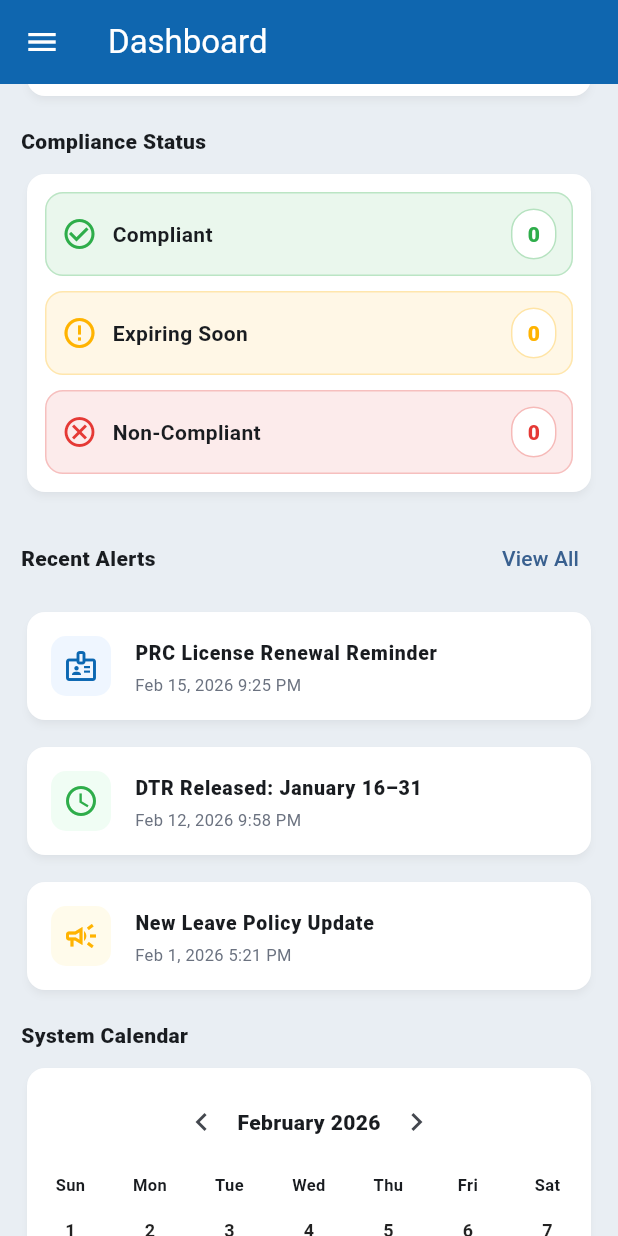
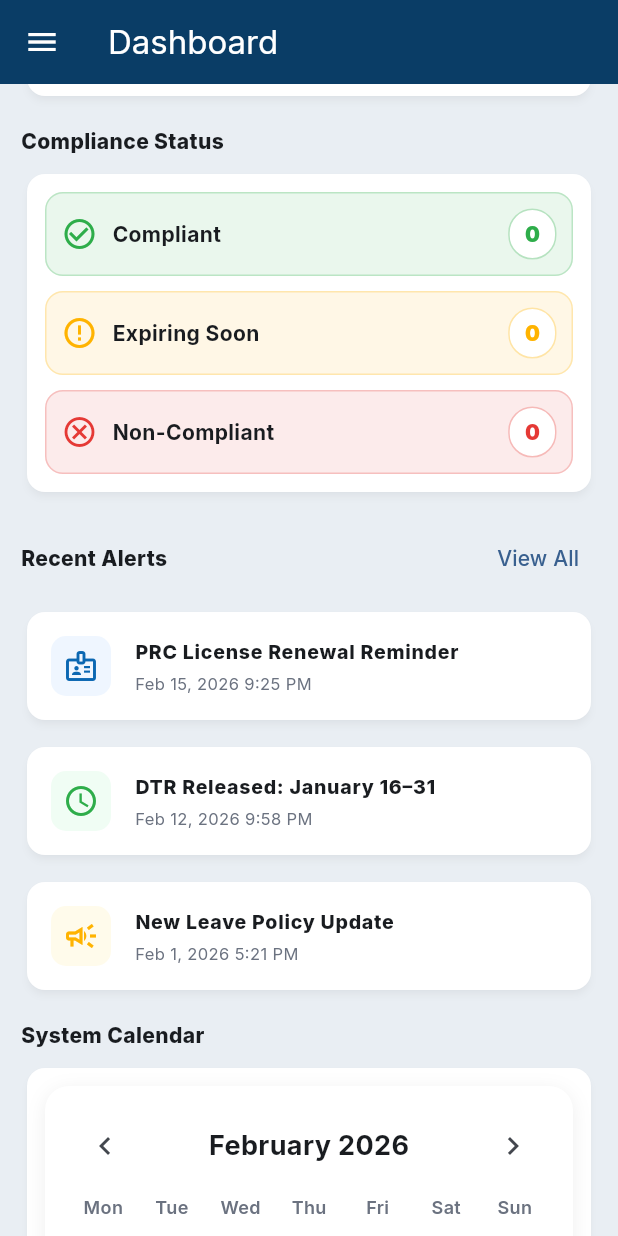
Before and after one commit to yanji0-0/nuhris_mobile_app, a Flutter app: the screen it shows after launch, scrolled down 576 dp, after a tap on the "chevron left" icon, on a phone screen of 412 x 824 dp. Run offline on Flutter 3.47's test engine with Material 3 defaults, Android fonts, the phone set to English and light mode, and no system bars; our stand-ins replace google_fonts, image_cropper, image_picker.

Commit message:
new changes

```diff
--- a/lib/main.dart
+++ b/lib/main.dart
@@ -3,4 +3,6 @@ import 'app.dart';
 
 void main() {
   runApp(const NuhrisEmployeeApp());
+
+
 }
--- a/lib/screens/account_screen.dart
+++ b/lib/screens/account_screen.dart
@@ -286,7 +286,7 @@ class _AccountScreenState extends State<AccountScreen> {
                       ),
                       const SizedBox(height: 8),
                       const Text(
-                        'Ian Isan Martinez',
+                        'Ian Isaac Martinez',
                         style: TextStyle(
                           fontWeight: FontWeight.w800,
                           fontSize: 24,
@@ -320,7 +320,7 @@ class _AccountScreenState extends State<AccountScreen> {
                   const Text(
                     'Profile Information',
                     style: TextStyle(
-                      fontSize: 30,
+                      fontSize: 25,
                       fontWeight: FontWeight.w800,
                     ),
                   ),
--- a/lib/screens/credential_upload_screen.dart
+++ b/lib/screens/credential_upload_screen.dart
@@ -104,7 +104,7 @@ class _CredentialUploadScreenState extends State<CredentialUploadScreen> {
                   children: [
                     const Text(
                       'Profile Information',
-                      style: TextStyle(fontSize: 26, fontWeight: FontWeight.w800),
+                      style: TextStyle(fontSize: 25, fontWeight: FontWeight.w800),
                     ),
                     const SizedBox(height: 14),
 
--- a/lib/screens/dashboard_screen.dart
+++ b/lib/screens/dashboard_screen.dart
@@ -2,6 +2,7 @@ import 'package:flutter/material.dart';
 import '../navigation/app_nav.dart';
 import '../theme/app_theme.dart';
 import '../widgets/app_drawer.dart';
+import '../widgets/dashboard_calendar.dart';
 import '../widgets/section_title.dart';
 import '../widgets/summary_card.dart';
 
@@ -152,20 +153,18 @@ class DashboardScreen extends StatelessWidget {
                 padding: const EdgeInsets.all(12),
                 child: Column(
                   crossAxisAlignment: CrossAxisAlignment.start,
-                  children: const [
-                    _MiniCalendarHeader(monthLabel: 'February 2026'),
-                    SizedBox(height: 10),
-                    _MiniCalendarGrid(),
-                    SizedBox(height: 12),
-                    Text('UPCOMING EVENTS', style: TextStyle(fontSize: 12, fontWeight: FontWeight.w800, color: AppColors.mutedText)),
-                    SizedBox(height: 10),
-                    _EventRow(color: AppColors.orange, title: 'EDSA People Power Anniversary', subtitle: 'Feb 25, 2026'),
-                    SizedBox(height: 8),
-                    _EventRow(color: AppColors.purple, title: 'CHED Compliance Deadline', subtitle: 'Feb 22, 2026'),
-                    SizedBox(height: 8),
-                    _EventRow(color: AppColors.primaryBlue, title: 'Midterm Exams', subtitle: 'Mar 3, 2026'),
-                    SizedBox(height: 8),
-                    _EventRow(color: AppColors.amber, title: 'Faculty Development Seminar', subtitle: 'Mar 15, 2026'),
+                  children: [
+                    DashboardCalendar(),
+                    const SizedBox(height: 12),
+                    const Text('UPCOMING EVENTS', style: TextStyle(fontSize: 12, fontWeight: FontWeight.w800, color: AppColors.mutedText)),
+                    const SizedBox(height: 10),
+                    const _EventRow(color: AppColors.orange, title: 'EDSA People Power Anniversary', subtitle: 'Feb 25, 2026'),
+                    const SizedBox(height: 8),
+                    const _EventRow(color: AppColors.purple, title: 'CHED Compliance Deadline', subtitle: 'Feb 22, 2026'),
+                    const SizedBox(height: 8),
+                    const _EventRow(color: AppColors.primaryBlue, title: 'Midterm Exams', subtitle: 'Mar 3, 2026'),
+                    const SizedBox(height: 8),
+                    const _EventRow(color: AppColors.amber, title: 'Faculty Development Seminar', subtitle: 'Mar 15, 2026'),
                   ],
                 ),
               ),
@@ -252,70 +251,6 @@ class _AlertTile extends StatelessWidget {
   }
 }
 
-class _MiniCalendarHeader extends StatelessWidget {
-  const _MiniCalendarHeader({required this.monthLabel});
-  final String monthLabel;
-
-  @override
-  Widget build(BuildContext context) {
-    return Row(
-      children: [
-        const Spacer(),
-        IconButton(onPressed: () {}, icon: const Icon(Icons.chevron_left)),
-        Text(monthLabel, style: const TextStyle(fontWeight: FontWeight.w900)),
-        IconButton(onPressed: () {}, icon: const Icon(Icons.chevron_right)),
-        const Spacer(),
-      ],
-    );
-  }
-}
-
-class _MiniCalendarGrid extends StatelessWidget {
-  const _MiniCalendarGrid();
-
-  @override
-  Widget build(BuildContext context) {
-    const days = ['Sun', 'Mon', 'Tue', 'Wed', 'Thu', 'Fri', 'Sat'];
-    return Column(
-      children: [
-        Row(
-          mainAxisAlignment: MainAxisAlignment.spaceBetween,
-          children: days
-              .map((d) => SizedBox(
-                    width: 34,
-                    child: Text(d, textAlign: TextAlign.center, style: const TextStyle(fontSize: 11, fontWeight: FontWeight.w700)),
-                  ))
-              .toList(),
-        ),
-        const SizedBox(height: 8),
-        // Simple placeholder grid (not real calendar logic yet)
-        for (int week = 0; week < 5; week++)
-          Padding(
-            padding: const EdgeInsets.only(bottom: 6),
-            child: Row(
-              mainAxisAlignment: MainAxisAlignment.spaceBetween,
-              children: List.generate(7, (i) {
-                final day = week * 7 + i + 1;
-                final show = day <= 28 ? day.toString() : '';
-                final highlight = (day == 22 || day == 25);
-                return Container(
-                  width: 34,
-                  height: 28,
-                  alignment: Alignment.center,
-                  decoration: BoxDecoration(
-                    color: highlight ? AppColors.primaryBlue.withValues(alpha: 0.10) : Colors.transparent,
-                    borderRadius: BorderRadius.circular(8),
-                  ),
-                  child: Text(show, style: TextStyle(fontSize: 12, fontWeight: FontWeight.w700, color: highlight ? AppColors.primaryBlue : Colors.black87)),
-                );
-              }),
-            ),
-          ),
-      ],
-    );
-  }
-}
-
 class _EventRow extends StatelessWidget {
   const _EventRow({required this.color, required this.title, required this.subtitle});
 
--- a/lib/screens/leave_monitoring_screen.dart
+++ b/lib/screens/leave_monitoring_screen.dart
@@ -72,7 +72,7 @@ class LeaveMonitoringScreen extends StatelessWidget {
                     'Leave History',
                     style: TextStyle(
                       fontWeight: FontWeight.w900,
-                      fontSize: 32,
+                      fontSize: 30,
                       color: Color(0xFF444444),
                     ),
                   ),
--- a/lib/screens/notifications_screen.dart
+++ b/lib/screens/notifications_screen.dart
@@ -160,7 +160,7 @@ class _NotificationsScreenState extends State<NotificationsScreen> {
                 child: Text(
                   'No Notifications Found',
                   style: TextStyle(
-                    fontSize: 36,
+                    fontSize: 25,
                     fontWeight: FontWeight.w800,
                     color: Color(0xFF454545),
                   ),
--- a/lib/theme/app_theme.dart
+++ b/lib/theme/app_theme.dart
@@ -1,4 +1,5 @@
 import 'package:flutter/material.dart';
+import 'package:google_fonts/google_fonts.dart';
 
 class AppColors {
   static const navy = Color(0xFF063A63); // deep blue/navy
@@ -26,9 +27,11 @@ ThemeData buildAppTheme() {
   );
 
   return base.copyWith(
+    textTheme: GoogleFonts.interTextTheme(base.textTheme),
+    primaryTextTheme: GoogleFonts.interTextTheme(base.primaryTextTheme),
     scaffoldBackgroundColor: AppColors.pageBg,
     appBarTheme: const AppBarTheme(
-      backgroundColor: AppColors.primaryBlue,
+      backgroundColor: AppColors.navy,
       foregroundColor: Colors.white,
       centerTitle: false,
       elevation: 2,
--- /dev/null
+++ b/lib/widgets/dashboard_calendar.dart
@@ -0,0 +1,217 @@
+import 'package:flutter/material.dart';
+import 'package:intl/intl.dart';
+
+/// Dashboard calendar with:
+/// - real month grid based on actual DateTime
+/// - previous/next month navigation
+/// - day selection
+class DashboardCalendar extends StatefulWidget {
+  const DashboardCalendar({super.key});
+
+  @override
+  State<DashboardCalendar> createState() => _DashboardCalendarState();
+}
+
+class _DashboardCalendarState extends State<DashboardCalendar> {
+  late DateTime _visibleMonth; // first day of currently shown month
+  DateTime? _selectedDay;
+
+  @override
+  void initState() {
+    super.initState();
+    final now = DateTime.now();
+    _visibleMonth = DateTime(now.year, now.month, 1);
+    _selectedDay = DateTime(now.year, now.month, now.day);
+  }
+
+  void _goToPreviousMonth() {
+    setState(() {
+      _visibleMonth = DateTime(_visibleMonth.year, _visibleMonth.month - 1, 1);
+    });
+  }
+
+  void _goToNextMonth() {
+    setState(() {
+      _visibleMonth = DateTime(_visibleMonth.year, _visibleMonth.month + 1, 1);
+    });
+  }
+
+  bool _isSameDay(DateTime a, DateTime b) {
+    return a.year == b.year && a.month == b.month && a.day == b.day;
+  }
+
+  bool _isToday(DateTime date) {
+    final now = DateTime.now();
+    return _isSameDay(date, DateTime(now.year, now.month, now.day));
+  }
+
+  /// Returns 42 items (6 rows x 7 cols) for a full month view.
+  List<DateTime> _calendarDaysForMonth(DateTime month) {
+    final firstOfMonth = DateTime(month.year, month.month, 1);
+
+    // DateTime.weekday: Mon=1 ... Sun=7
+    // We want calendar starting on Monday.
+    final int daysBefore = firstOfMonth.weekday - DateTime.monday;
+    final DateTime firstGridDay = firstOfMonth.subtract(Duration(days: daysBefore));
+
+    return List.generate(
+      42,
+      (index) => DateTime(
+        firstGridDay.year,
+        firstGridDay.month,
+        firstGridDay.day + index,
+      ),
+    );
+  }
+
+  @override
+  Widget build(BuildContext context) {
+    final days = _calendarDaysForMonth(_visibleMonth);
+    final monthLabel = DateFormat('MMMM yyyy').format(_visibleMonth);
+
+    return Container(
+      padding: const EdgeInsets.all(16),
+      decoration: BoxDecoration(
+        color: Colors.white,
+        borderRadius: BorderRadius.circular(16),
+        boxShadow: const [
+          BoxShadow(
+            blurRadius: 10,
+            offset: Offset(0, 3),
+            color: Color(0x11000000),
+          ),
+        ],
+      ),
+      child: Column(
+        mainAxisSize: MainAxisSize.min,
+        children: [
+          // Header
+          Row(
+            children: [
+              IconButton(
+                onPressed: _goToPreviousMonth,
+                icon: const Icon(Icons.chevron_left),
+              ),
+              Expanded(
+                child: Center(
+                  child: Text(
+                    monthLabel,
+                    style: const TextStyle(
+                      fontSize: 18,
+                      fontWeight: FontWeight.w700,
+                    ),
+                  ),
+                ),
+              ),
+              IconButton(
+                onPressed: _goToNextMonth,
+                icon: const Icon(Icons.chevron_right),
+              ),
+            ],
+          ),
+          const SizedBox(height: 8),
+
+          // Weekday labels (Mon-Sun)
+          Row(
+            children: const [
+              _WeekdayLabel('Mon'),
+              _WeekdayLabel('Tue'),
+              _WeekdayLabel('Wed'),
+              _WeekdayLabel('Thu'),
+              _WeekdayLabel('Fri'),
+              _WeekdayLabel('Sat'),
+              _WeekdayLabel('Sun'),
+            ],
+          ),
+          const SizedBox(height: 8),
+
+          // Month grid
+          GridView.builder(
+            shrinkWrap: true,
+            physics: const NeverScrollableScrollPhysics(),
+            itemCount: days.length,
+            gridDelegate: const SliverGridDelegateWithFixedCrossAxisCount(
+              crossAxisCount: 7,
+              crossAxisSpacing: 6,
+              mainAxisSpacing: 6,
+              childAspectRatio: 1,
+            ),
+            itemBuilder: (context, index) {
+              final day = days[index];
+              final inCurrentMonth = day.month == _visibleMonth.month;
+              final isSelected = _selectedDay != null && _isSameDay(day, _selectedDay!);
+              final isToday = _isToday(day);
+
+              Color bgColor = Colors.transparent;
+              Color textColor = inCurrentMonth ? const Color(0xFF1F2937) : const Color(0xFF9CA3AF);
+              FontWeight fw = FontWeight.w500;
+
+              if (isSelected) {
+                bgColor = const Color(0xFF2563EB);
+                textColor = Colors.white;
+                fw = FontWeight.w700;
+              } else if (isToday) {
+                bgColor = const Color(0xFFE5EDFF);
+                textColor = const Color(0xFF1D4ED8);
+                fw = FontWeight.w700;
+              }
+
+              return InkWell(
+                borderRadius: BorderRadius.circular(10),
+                onTap: () {
+                  setState(() {
+                    _selectedDay = day;
+                    // Optional UX: if user taps trailing/leading month day, switch month
+                    if (day.month != _visibleMonth.month) {
+                      _visibleMonth = DateTime(day.year, day.month, 1);
+                    }
+                  });
+                },
+                child: Container(
+                  decoration: BoxDecoration(
+                    color: bgColor,
+                    borderRadius: BorderRadius.circular(10),
+                    border: Border.all(
+                      color: isToday && !isSelected
+                          ? const Color(0xFFBFDBFE)
+                          : Colors.transparent,
+                    ),
+                  ),
+                  alignment: Alignment.center,
+                  child: Text(
+                    '${day.day}',
+                    style: TextStyle(
+                      color: textColor,
+                      fontWeight: fw,
+                    ),
+                  ),
+                ),
+              );
+            },
+          ),
+        ],
+      ),
+    );
+  }
+}
+
+class _WeekdayLabel extends StatelessWidget {
+  final String text;
+  const _WeekdayLabel(this.text);
+
+  @override
+  Widget build(BuildContext context) {
+    return Expanded(
+      child: Center(
+        child: Text(
+          text,
+          style: const TextStyle(
+            fontSize: 12,
+            fontWeight: FontWeight.w600,
+            color: Color(0xFF6B7280),
+          ),
+        ),
+      ),
+    );
+  }
+}
--- a/pubspec.yaml
+++ b/pubspec.yaml
@@ -32,13 +32,14 @@ environment:
 dependencies:
   flutter:
     sdk: flutter
-
+  intl: ^0.19.0
   # The following adds the Cupertino Icons font to your application.
   # Use with the CupertinoIcons class for iOS style icons.
 
   cupertino_icons: ^1.0.8
   image_picker: ^1.2.1
   image_cropper: ^12.1.1
+  google_fonts: ^6.3.2
 
 
 dev_dependencies:
```
Also changed, not shown: pubspec.lock.
